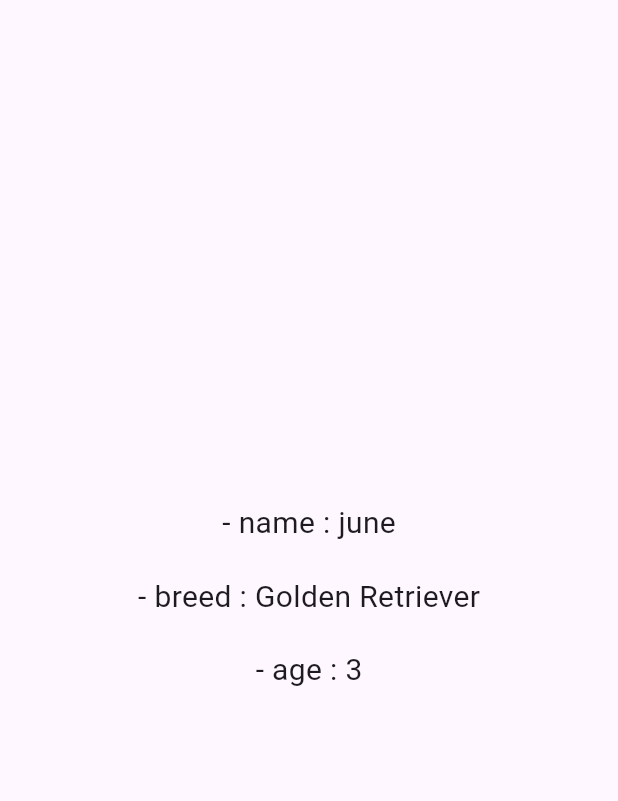
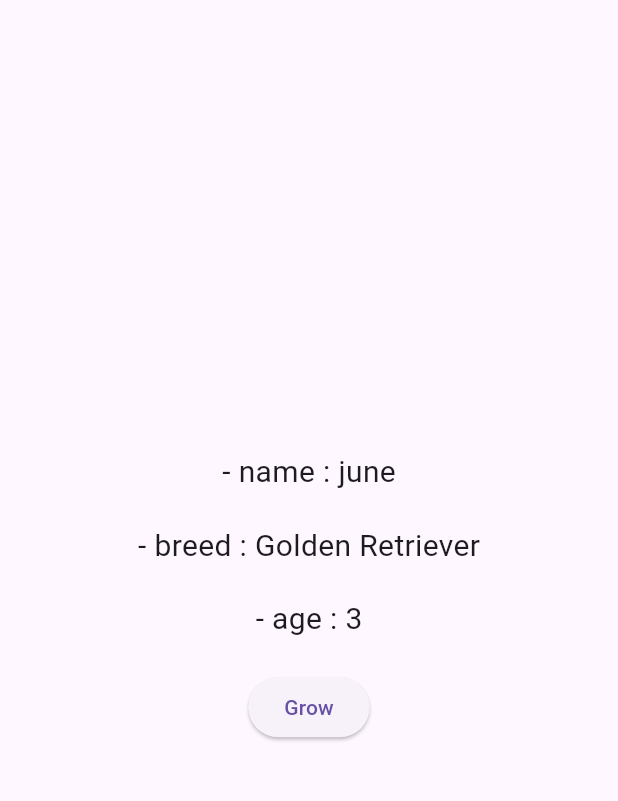
Before and after one commit to hyeonjoonpark/Flutter_State_Management_Provider_EXAMPLE, a Flutter app: the screen it shows after launch, on a phone screen of 412 x 824 dp, the part 63-864 px from its top. Run offline on Flutter 3.47's test engine with Material 3 defaults, Android fonts, the phone set to English and light mode, and no system bars.

Commit message:
FEAT: grow 함수

```diff
--- a/provider_ex_02/lib/components/dog_widget.dart
+++ b/provider_ex_02/lib/components/dog_widget.dart
@@ -33,6 +33,14 @@ class Age extends StatelessWidget {
           '- age : ${Provider.of<Dog>(context).age}',
           style: TextStyle(fontSize: 20),
         ),
+        SizedBox(height: 20),
+        ElevatedButton(
+          onPressed: () {
+            // Provider.of 함수의 context를 사용하여 Dog 객체의 grow 메서드 호출
+            Provider.of<Dog>(context, listen: false).grow();
+          },
+          child: Text('Grow'),
+        ),
       ],
     );
   }
--- a/provider_ex_02/lib/models/dog.dart
+++ b/provider_ex_02/lib/models/dog.dart
@@ -8,4 +8,9 @@ class Dog {
     required this.breed,
     this.age = 1,
   });
+
+  void grow() {
+    age++;
+    print('age : $age');
+  }
 }
```
